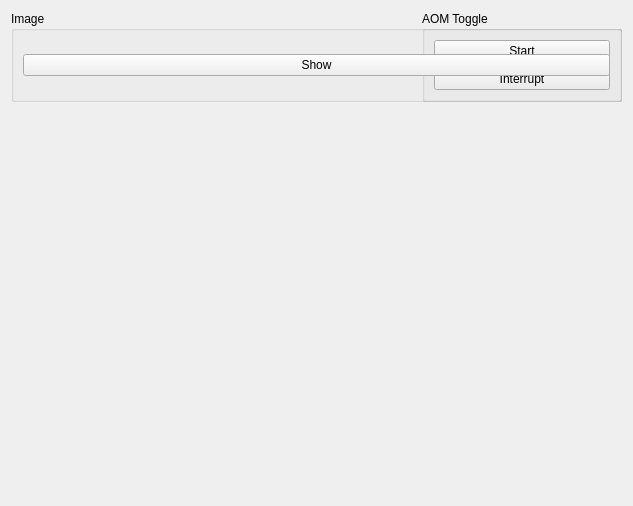
saahitmog/quantum-sensing, file quantum_sensing/experimental_microscope/utils.ui: the form before one commit.
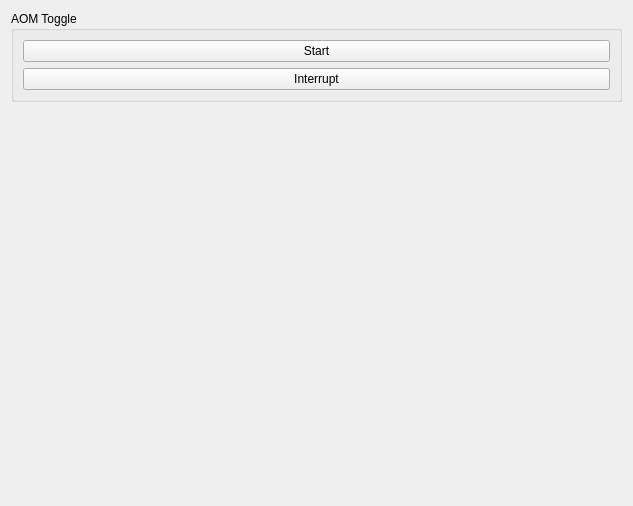
The form after the commit.

```diff
--- a/quantum_sensing/experimental_microscope/utils.ui
+++ b/quantum_sensing/experimental_microscope/utils.ui
@@ -42,23 +42,6 @@
     </widget>
    </item>
 
-   <item row="0" column="0" colspan="3">
-    <widget class="QGroupBox" name="plot_groupBox">
-     <property name="title">
-      <string>Image</string>
-     </property>
-     <layout class="QVBoxLayout" name="verticalLayout">
-      <item>
-       <widget class="QPushButton" name="show_pushButton">
-        <property name="text">
-         <string>Show</string>
-        </property>
-       </widget>
-      </item>
-     </layout>
-    </widget>
-   </item>
-
   </layout>
  </widget>
  <resources/>
```
